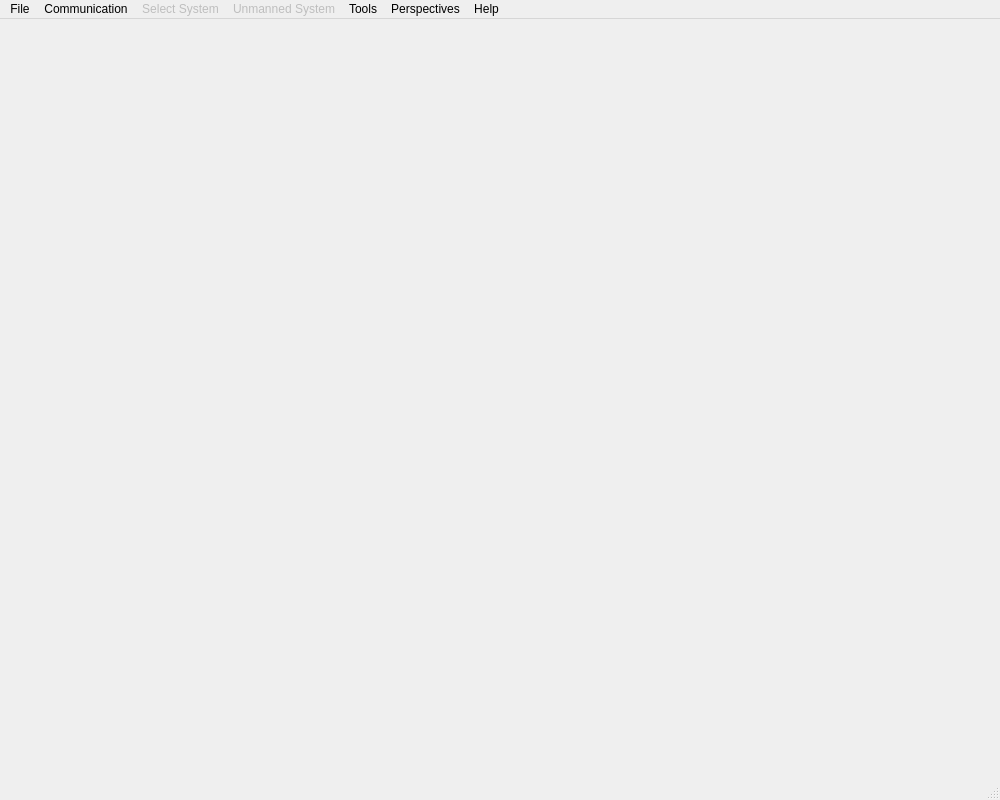
Old version of the form src/ui/MainWindow.ui in the repository mavlink/qgroundcontrol.
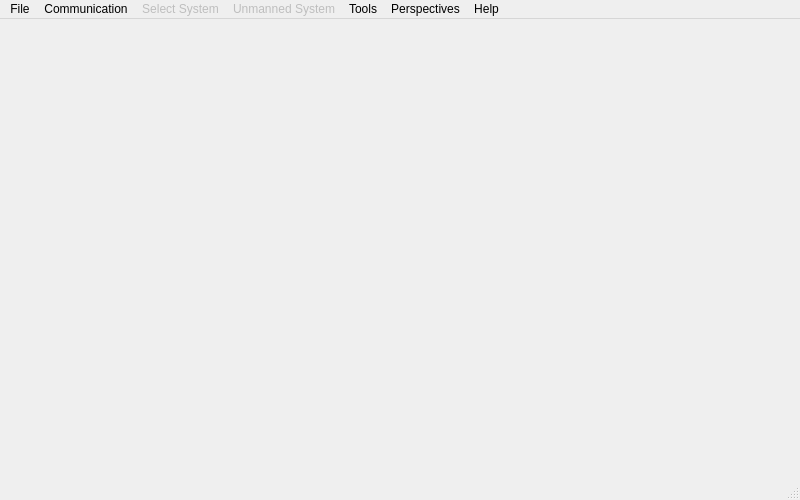
New version of the form. Icons and pictures are not drawn.

The edit to the form file:
```diff
--- a/src/ui/MainWindow.ui
+++ b/src/ui/MainWindow.ui
@@ -6,8 +6,8 @@
    <rect>
     <x>0</x>
     <y>0</y>
-    <width>1000</width>
-    <height>800</height>
+    <width>800</width>
+    <height>500</height>
    </rect>
   </property>
   <property name="minimumSize">
@@ -31,14 +31,27 @@
   <property name="styleSheet">
    <string notr="true"/>
   </property>
-  <widget class="QWidget" name="centralWidget"/>
+  <widget class="QWidget" name="centralWidget">
+   <property name="sizePolicy">
+    <sizepolicy hsizetype="MinimumExpanding" vsizetype="MinimumExpanding">
+     <horstretch>0</horstretch>
+     <verstretch>0</verstretch>
+    </sizepolicy>
+   </property>
+   <property name="minimumSize">
+    <size>
+     <width>200</width>
+     <height>150</height>
+    </size>
+   </property>
+  </widget>
   <widget class="QMenuBar" name="menuBar">
    <property name="geometry">
     <rect>
      <x>0</x>
      <y>0</y>
-     <width>1000</width>
-     <height>22</height>
+     <width>800</width>
+     <height>25</height>
     </rect>
    </property>
    <widget class="QMenu" name="menuMGround">
```
